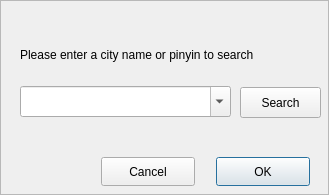
First picture: the form in src/locationdialog.ui, repository UbuntuKylin/youker-assistant, before the edit.
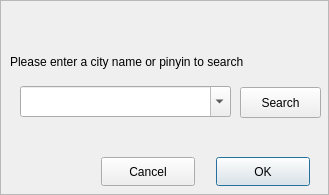
Second picture: the form after the edit. Icons and pictures are not drawn.

```diff
--- a/src/locationdialog.ui
+++ b/src/locationdialog.ui
@@ -29,9 +29,9 @@
   <widget class="QLabel" name="label">
    <property name="geometry">
     <rect>
-     <x>20</x>
-     <y>40</y>
-     <width>301</width>
+     <x>10</x>
+     <y>47</y>
+     <width>321</width>
      <height>31</height>
     </rect>
    </property>
```
